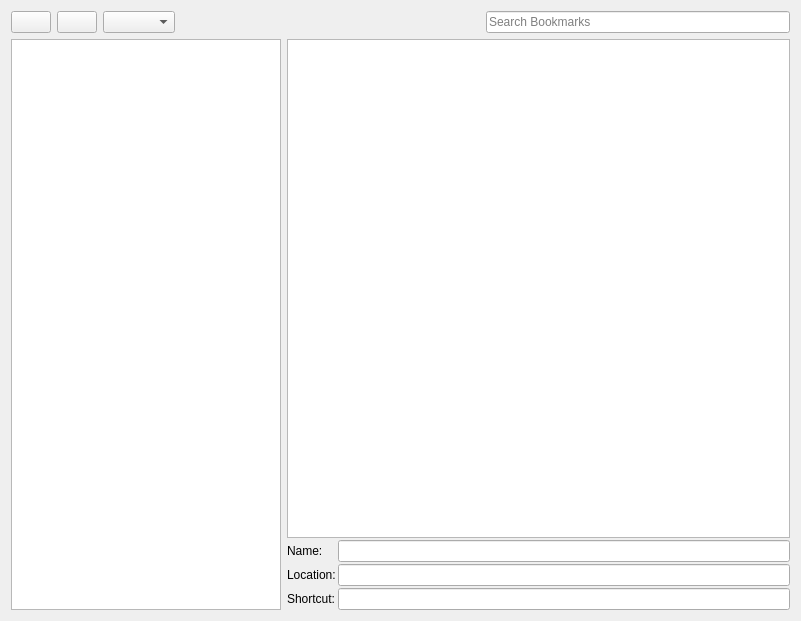
Qt form src/ui/bookmarks/BookmarkWidget.ui (LeFroid/Viper-Browser) before a commit.
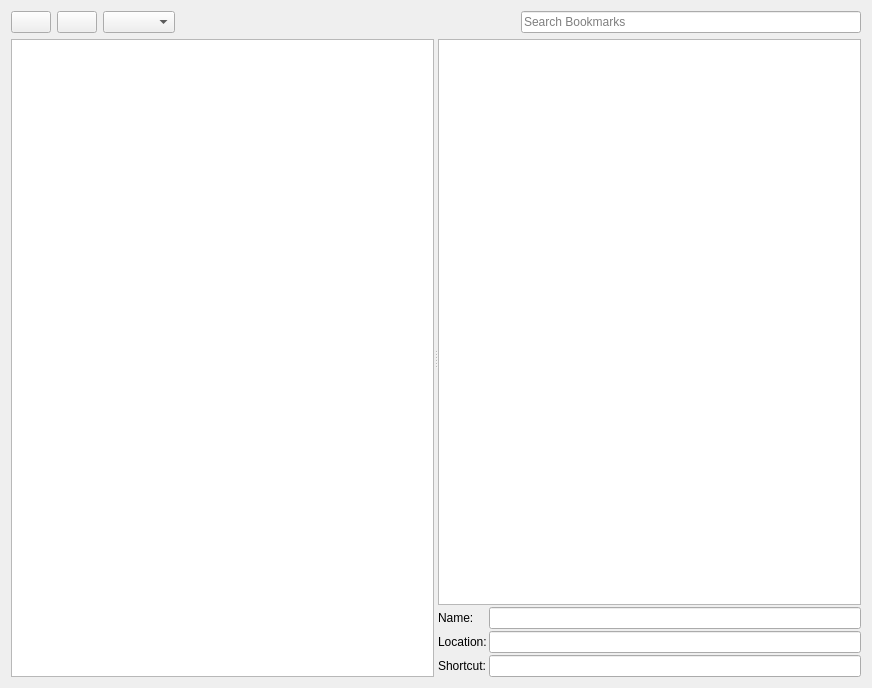
The same form after that commit.

Commit message: BookmarkWidget: Add a splitter between the bookmark tree and the table view

What changed in the file:
```diff
--- a/src/ui/bookmarks/BookmarkWidget.ui
+++ b/src/ui/bookmarks/BookmarkWidget.ui
@@ -6,14 +6,14 @@
    <rect>
     <x>0</x>
     <y>0</y>
-    <width>801</width>
-    <height>621</height>
+    <width>872</width>
+    <height>688</height>
    </rect>
   </property>
   <property name="windowTitle">
    <string>Bookmarks</string>
   </property>
-  <layout class="QVBoxLayout" name="verticalLayout">
+  <layout class="QVBoxLayout" name="verticalLayout" stretch="1,20">
    <item>
     <layout class="QHBoxLayout" name="horizontalLayoutControls">
      <property name="sizeConstraint">
@@ -66,15 +66,23 @@
     </layout>
    </item>
    <item>
-    <layout class="QHBoxLayout" name="horizontalLayoutContent">
-     <property name="sizeConstraint">
-      <enum>QLayout::SetMaximumSize</enum>
+    <widget class="QSplitter" name="splitter">
+     <property name="sizePolicy">
+      <sizepolicy hsizetype="Expanding" vsizetype="Preferred">
+       <horstretch>0</horstretch>
+       <verstretch>0</verstretch>
+      </sizepolicy>
      </property>
-     <item>
+     <property name="orientation">
+      <enum>Qt::Horizontal</enum>
+     </property>
+     <property name="opaqueResize">
+      <bool>true</bool>
+     </property>
       <widget class="QTreeView" name="treeView">
        <property name="maximumSize">
         <size>
-         <width>270</width>
+        <width>16777215</width>
          <height>16777215</height>
         </size>
        </property>
@@ -91,12 +99,14 @@
         <bool>true</bool>
        </property>
       </widget>
-     </item>
-     <item>
+     <widget class="QWidget" name="layoutWidget">
       <layout class="QVBoxLayout" name="verticalLayout_2">
        <property name="spacing">
         <number>2</number>
        </property>
+       <property name="sizeConstraint">
+        <enum>QLayout::SetMaximumSize</enum>
+       </property>
        <item>
         <widget class="QTableView" name="tableView">
          <property name="minimumSize">
@@ -169,8 +179,8 @@
         </layout>
        </item>
       </layout>
-     </item>
-    </layout>
+     </widget>
+    </widget>
    </item>
   </layout>
  </widget>
```
Lines whose indentation alone changed are shown as unchanged. The commit also changes 3 other files.
